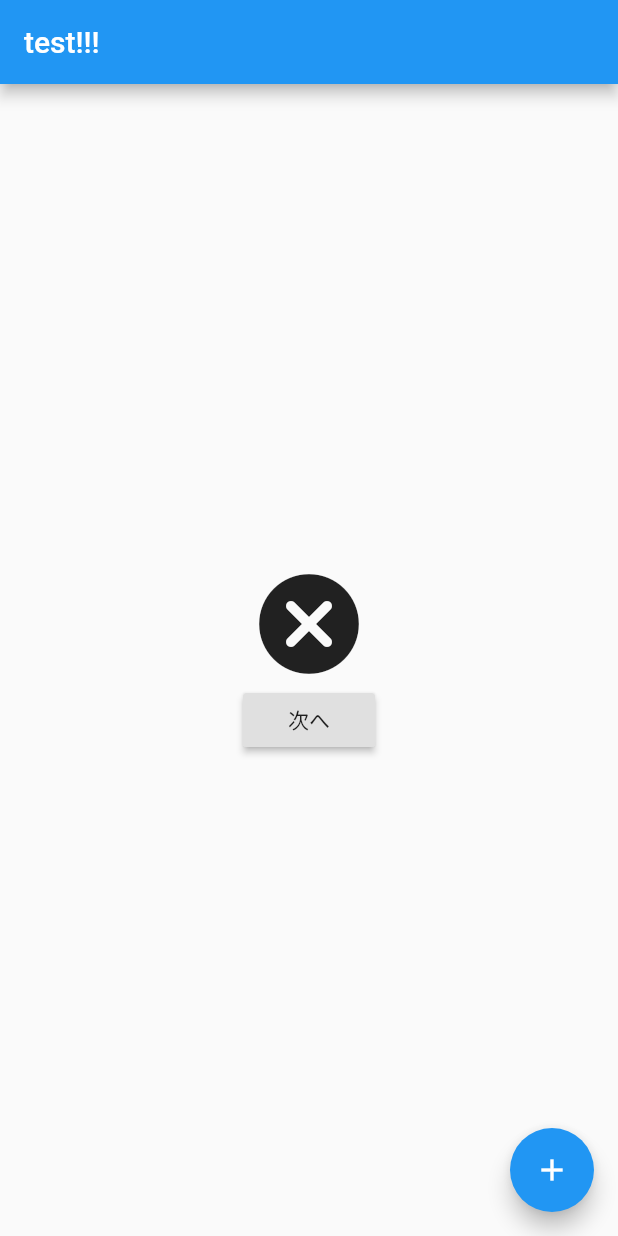
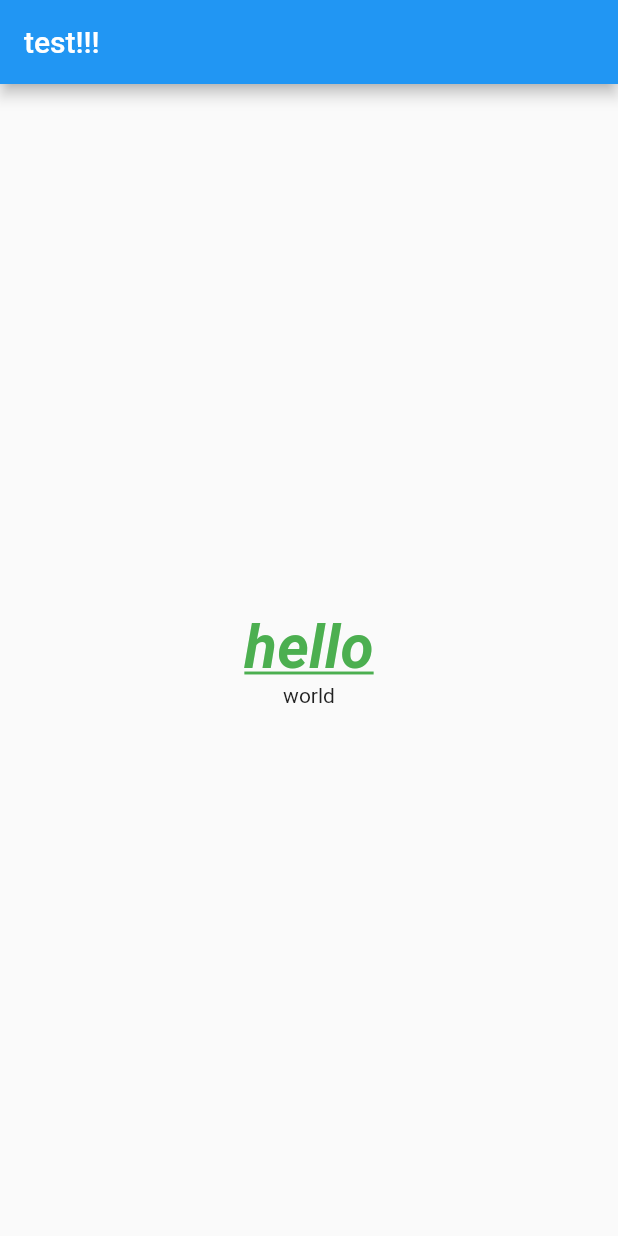
Before and after one commit to takumi1005/flutter-lerning, a Flutter app: the screen it shows after launch, on a phone screen of 412 x 824 dp. Run offline on Flutter 3.47's test engine with Material 2 defaults, Android fonts, the phone set to English and light mode, and no system bars.

Commit message:
テキストの装飾

```diff
--- a/lib/main.dart
+++ b/lib/main.dart
@@ -51,33 +51,20 @@ class _MyHomePageState extends State<MyHomePage> {
           mainAxisAlignment: MainAxisAlignment.center,
           crossAxisAlignment: CrossAxisAlignment.center,
           children: <Widget>[
-            Icon(
-              Icons.cancel_rounded,
-              size: 80.0,
+            Text(
+              'hello',
+              style: TextStyle(
+                fontSize: 40,
+                color: Colors.green,
+                fontWeight: FontWeight.bold,
+                fontStyle: FontStyle.italic,
+                decoration: TextDecoration.underline,
+              ),
             ),
-            RaisedButton(
-              child: Text(text),
-              onPressed: () async {
-                // ここを押したら反応するコードを書く
-                // 画面遷移のコード
-                final result = await Navigator.push(
-                  context,
-                  MaterialPageRoute(
-                    builder: (context) => NextPage('takumi'),
-                  ),
-                );
-                text = result;
-                print(text);
-              },
-            ),
+            Text('world')
           ],
         ),
       ),
-      floatingActionButton: FloatingActionButton(
-        onPressed: _incrementCounter,
-        tooltip: 'Increment',
-        child: Icon(Icons.add),
-      ), // This trailing comma makes auto-formatting nicer for build methods.
     );
   }
 }
```
